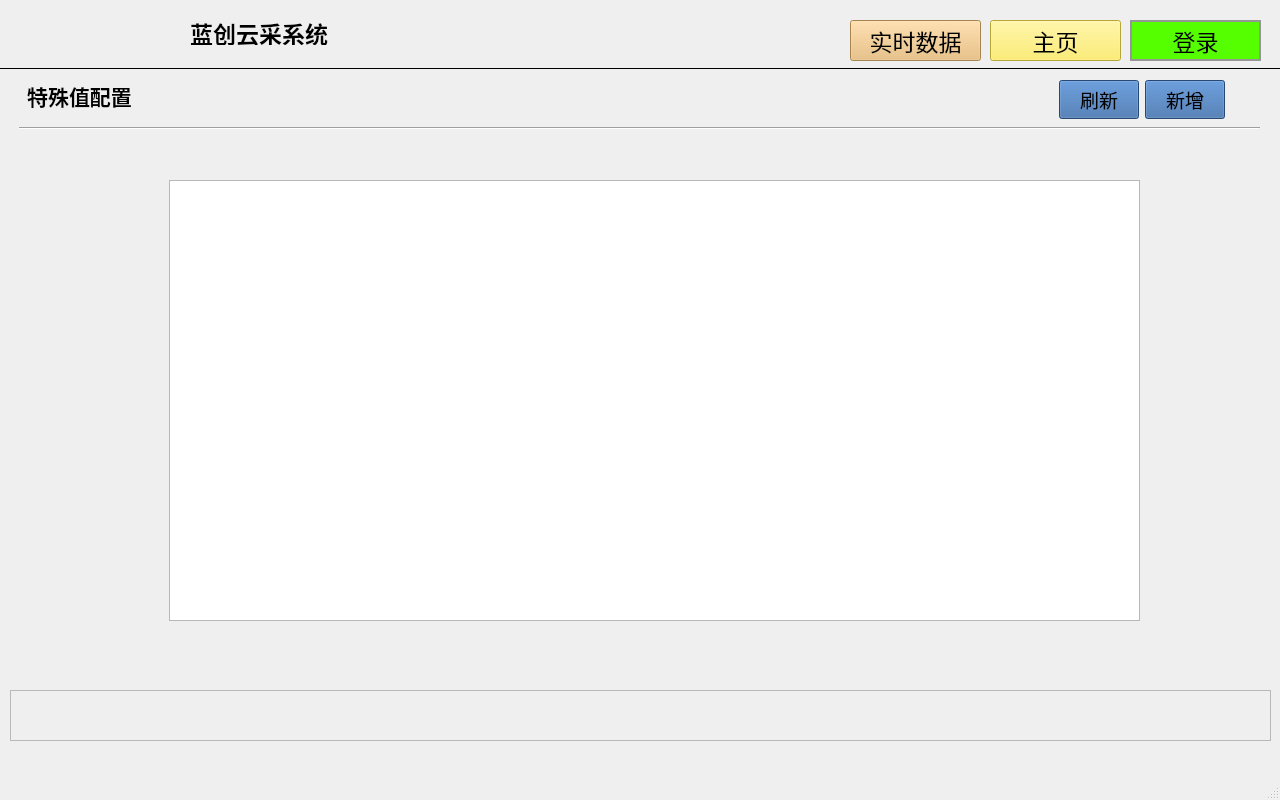
First picture: the form in qt-app-master/mainwindow.ui, repository aa123Eason/workcode, before the edit.
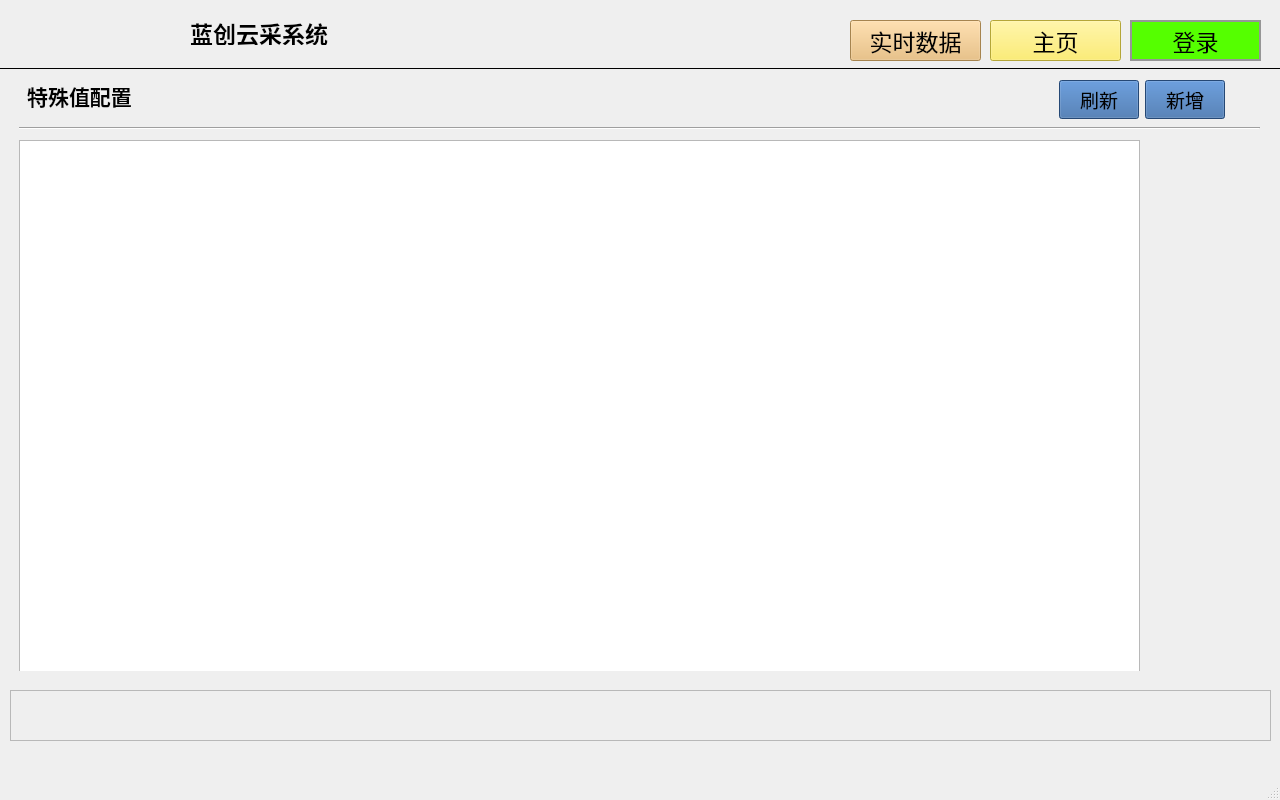
Second picture: the form after the edit. The open tabs and pages were chosen to show the change. Icons and pictures are not drawn.

What changed in the file:
```diff
--- a/qt-app-master/mainwindow.ui
+++ b/qt-app-master/mainwindow.ui
@@ -4506,12 +4506,18 @@
      <widget class="QTableWidget" name="tableWidget_Te">
       <property name="geometry">
        <rect>
-        <x>170</x>
-        <y>110</y>
-        <width>971</width>
-        <height>441</height>
+        <x>20</x>
+        <y>70</y>
+        <width>1121</width>
+        <height>541</height>
        </rect>
       </property>
+      <attribute name="horizontalHeaderStretchLastSection">
+       <bool>false</bool>
+      </attribute>
+      <attribute name="verticalHeaderVisible">
+       <bool>false</bool>
+      </attribute>
      </widget>
     </widget>
     <widget class="QWidget" name="page_13">
```
Left out of the diff: 2 changed lines with no effect on the pictures.
